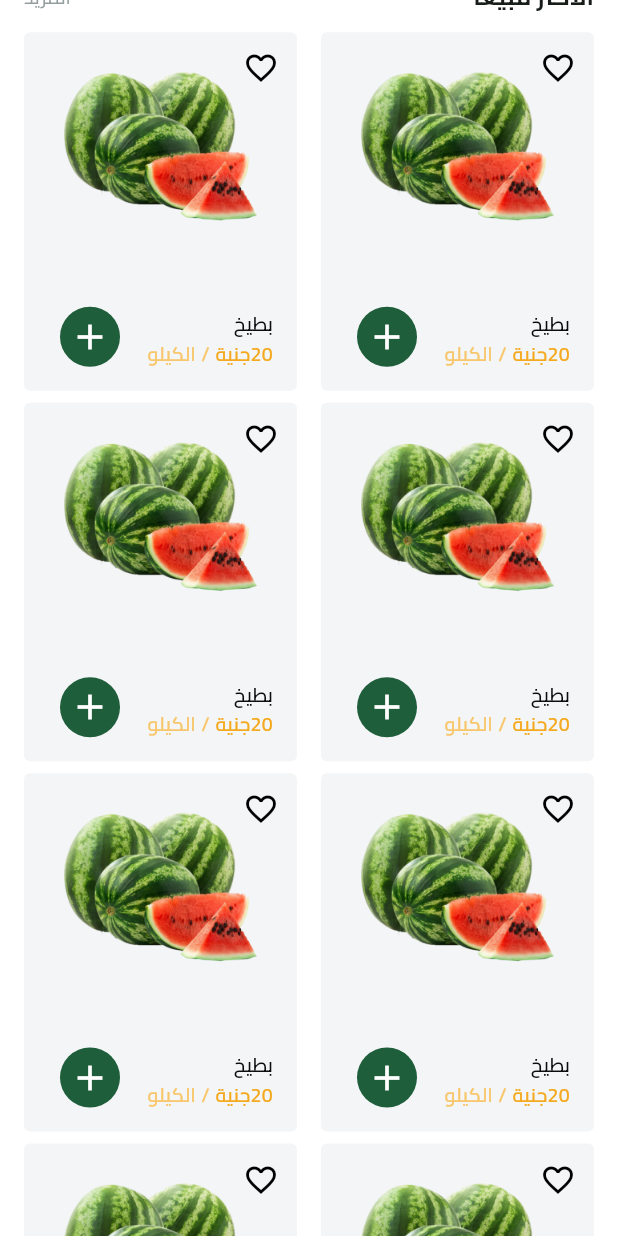
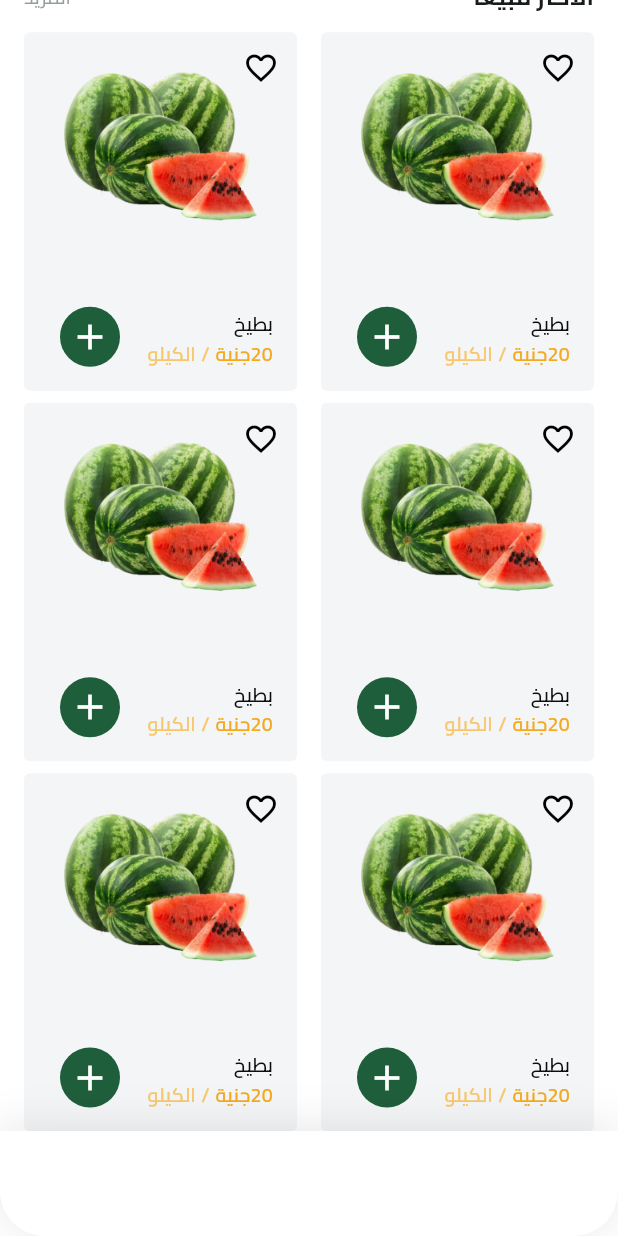
Before and after one commit to saeed-talaat/FruitHub, a Flutter app: the HomeView screen opened by its route, scrolled down 792 dp, on a phone screen of 412 x 824 dp. Run offline on Flutter 3.47's test engine with Material 3 defaults, Android fonts, the phone set to English and light mode, and no system bars; our stand-ins replace cloud_firestore, dartz, dots_indicator, firebase_auth, firebase_core, flutter_bloc and 5 more; missing offline and left inert: flutter_facebook_auth, svg_flutter; accounts and stored records are empty; project files that could hold a hidden picture were left out.

Commit message:
create custom_bottom_navigation_bar

```diff
--- a/lib/Features/home/presentation/views/home_view.dart
+++ b/lib/Features/home/presentation/views/home_view.dart
@@ -1,4 +1,5 @@
 import 'package:flutter/material.dart';
+import 'package:fruits_ecommerce_app/Features/home/presentation/views/widgets/custom_bottom_navigation_bar.dart';
 import 'package:fruits_ecommerce_app/Features/home/presentation/views/widgets/home_view_body.dart';
 
 class HomeView extends StatelessWidget {
@@ -7,6 +8,7 @@
   @override
   Widget build(BuildContext context) {
     return Scaffold(
+      bottomNavigationBar:  CustomBottomNavigationBar(),
       body: SafeArea(child: HomeViewBody()),
     );
   }
--- a/lib/Features/home/presentation/views/widgets/best_selling_grid_view.dart
+++ b/lib/Features/home/presentation/views/widgets/best_selling_grid_view.dart
@@ -7,6 +7,7 @@
   @override
   Widget build(BuildContext context) {
     return SliverGrid.builder(
+      itemCount: 6,
       gridDelegate: SliverGridDelegateWithFixedCrossAxisCount(
         crossAxisCount: 2,
         childAspectRatio: 163 / 214,
--- /dev/null
+++ b/lib/Features/home/presentation/views/widgets/custom_bottom_navigation_bar.dart
@@ -0,0 +1,31 @@
+import 'package:flutter/material.dart';
+
+class CustomBottomNavigationBar extends StatelessWidget {
+  const CustomBottomNavigationBar({super.key});
+
+  @override
+  Widget build(BuildContext context) {
+    return Container(
+      width: 375,
+      height: 70,
+      decoration: ShapeDecoration(
+        color: Colors.white,
+        shape: RoundedRectangleBorder(
+          borderRadius: BorderRadius.only(
+            bottomLeft: Radius.circular(30),
+            bottomRight: Radius.circular(30),
+          ),
+        ),
+        shadows: [
+          BoxShadow(
+            color: Color(0x19000000),
+            blurRadius:25,
+            offset: Offset(0, -2),
+            spreadRadius: 0
+          )
+        ]
+      ),
+
+    );
+  }
+}
```
